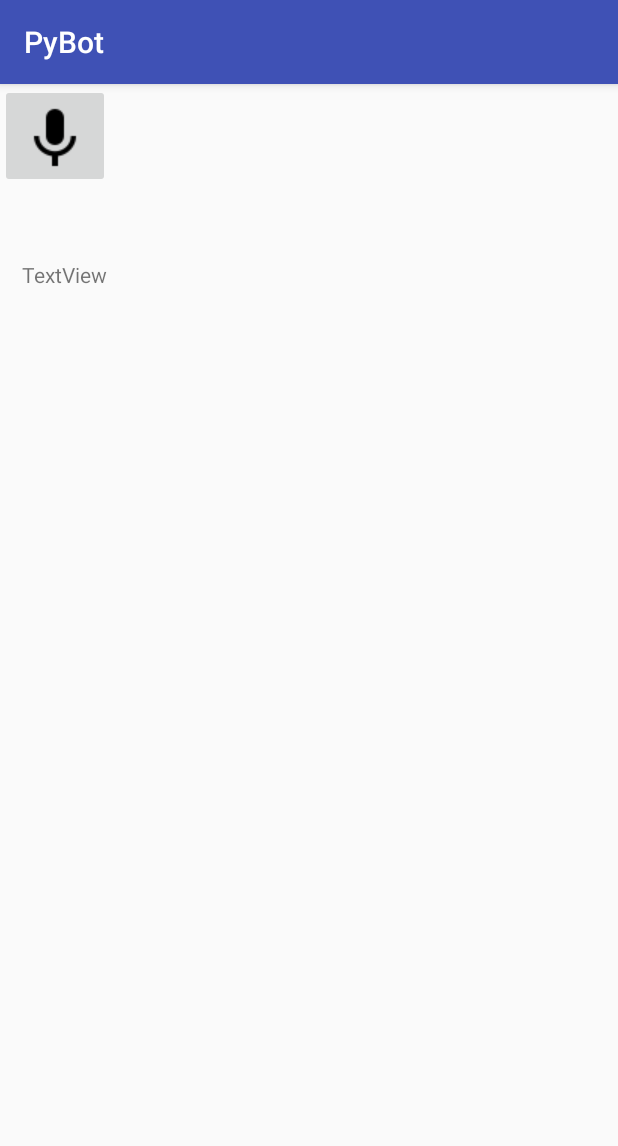
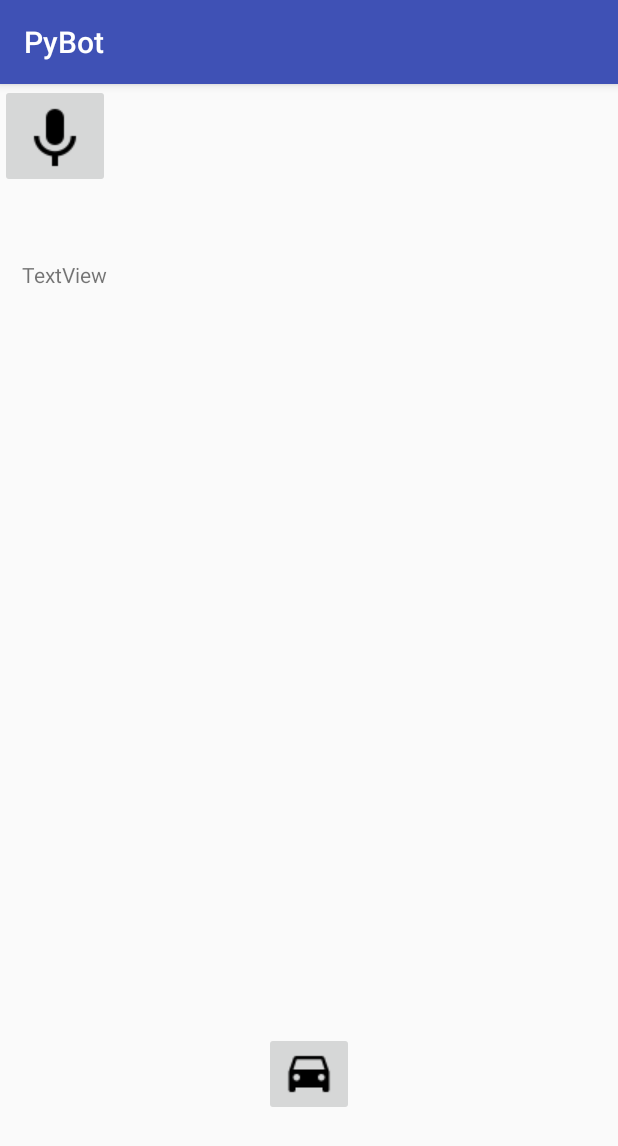
Before and after one commit to GestureRecognitionApplication/PyBot, an Android app: the VoiceActivity screen opened directly, with no data from a screen before it, on a phone screen of 412 x 824 dp. Shown: the top 1146 px of the screen. Run offline under Robolectric (Android 15) with nearby library versions, the phone set to English and light mode, and no system bars.

Commit message:
Modifying Main and Voice

```diff
--- a/app/src/main/res/layout/activity_voice.xml
+++ b/app/src/main/res/layout/activity_voice.xml
@@ -10,14 +10,14 @@
         android:id="@+id/textView4"
         android:layout_width="wrap_content"
         android:layout_height="wrap_content"
-        android:layout_marginBottom="48dp"
+        android:layout_marginBottom="52dp"
         android:layout_marginEnd="8dp"
         android:layout_marginStart="8dp"
         android:text="Voice Command"
         android:textSize="30sp"
         app:layout_constraintBottom_toTopOf="@+id/imageButton"
         app:layout_constraintEnd_toEndOf="parent"
-        app:layout_constraintHorizontal_bias="0.461"
+        app:layout_constraintHorizontal_bias="0.365"
         app:layout_constraintStart_toStartOf="parent" />
 
     <ImageButton
@@ -41,4 +41,19 @@
         app:layout_constraintHorizontal_bias="0.465"
         app:layout_constraintStart_toStartOf="@+id/imageButton"
         app:layout_constraintTop_toBottomOf="@+id/imageButton" />
+
+    <ImageButton
+        android:id="@+id/imageButton8"
+        android:layout_width="wrap_content"
+        android:layout_height="wrap_content"
+        android:layout_marginBottom="8dp"
+        android:layout_marginEnd="8dp"
+        android:layout_marginStart="8dp"
+        android:layout_marginTop="8dp"
+        app:layout_constraintBottom_toBottomOf="parent"
+        app:layout_constraintEnd_toEndOf="parent"
+        app:layout_constraintStart_toStartOf="parent"
+        app:layout_constraintTop_toBottomOf="@+id/textView2"
+        app:layout_constraintVertical_bias="0.863"
+        app:srcCompat="@drawable/car2" />
 </android.support.constraint.ConstraintLayout>
```
Also changed, not shown: app/src/main/res/layout/activity_main.xml (+67 -52 lines), app/src/main/res/drawable/car2.png (added).
